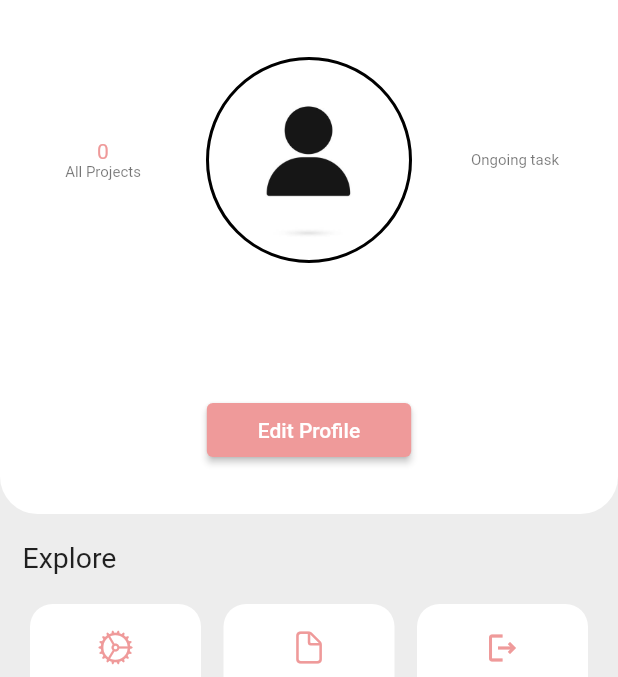
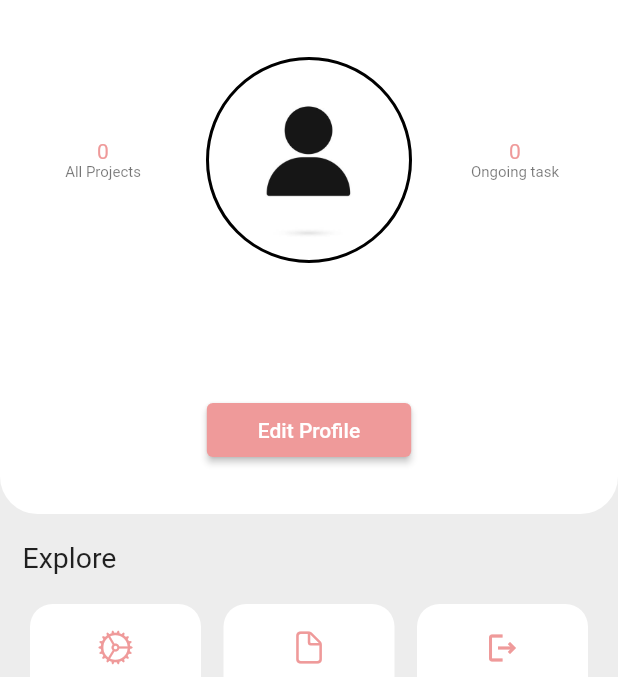
Before and after one commit to nidhi9622/Tasker, a Flutter app: the UserProfile screen opened directly, on a phone screen of 412 x 824 dp, the part 59-736 px from its top. Run offline on Flutter 3.47's test engine with Material 2 defaults, Android fonts, the phone set to English and light mode, and no system bars; our stand-ins replace flutter_local_notifications, get, get_storage, image_cropper, image_picker, percent_indicator and 3 more; missing offline and left inert: app_settings; accounts and stored records are empty.

Commit message:
[FIX] ongoing task length in profile

```diff
--- a/lib/modules/project/helper_widgets/upper_profile_body.dart
+++ b/lib/modules/project/helper_widgets/upper_profile_body.dart
@@ -1,4 +1,3 @@
-import 'dart:convert';
 import 'dart:io';
 import 'package:flutter/material.dart';
 import 'package:get/get.dart';
@@ -7,7 +6,13 @@ import '../../../app_utils/shared_prefs/get_prefs.dart';
 import '../../user/controller/user_controller.dart';
 
 class UpperProfileBody extends StatefulWidget {
-  const UpperProfileBody({Key? key}) : super(key: key);
+  final List totalProjectList;
+
+  final List ongoingProjects;
+
+  const UpperProfileBody(
+      {Key? key, required this.totalProjectList, required this.ongoingProjects})
+      : super(key: key);
 
   @override
   State<UpperProfileBody> createState() => _UpperProfileBodyState();
@@ -23,13 +28,9 @@ class _UpperProfileBodyState extends State<UpperProfileBody> {
       controller.profileImage.value = GetPrefs.getString(GetPrefs.userImage);
     }
   }
-  List totalProjectList=[];
+
   @override
   void initState() {
-    if (GetPrefs.containsKey(GetPrefs.projects)) {
-      var map = GetPrefs.getString(GetPrefs.projects);
-      totalProjectList = jsonDecode(map);
-    }
     getData();
     super.initState();
   }
@@ -52,7 +53,7 @@ class _UpperProfileBodyState extends State<UpperProfileBody> {
                       child: Column(
                         children: [
                           Text(
-                            '${totalProjectList.length}',
+                            '${widget.totalProjectList.length}',
                             style: TextStyle(color: Colors.red[200]),
                           ),
                           Text(
@@ -93,10 +94,10 @@ class _UpperProfileBodyState extends State<UpperProfileBody> {
                     Expanded(
                       child: Column(
                         children: [
-                          // Text(
-                          //   '${ongoingProjects.length}',
-                          //   style: TextStyle(color: Colors.red[200]),
-                          // ),
+                          Text(
+                            '${widget.ongoingProjects.length}',
+                            style: TextStyle(color: Colors.red[200]),
+                          ),
                           Text(
                             'ongoingTask'.tr,
                             style: TextStyle(
--- a/lib/modules/user/views/user_profile.dart
+++ b/lib/modules/user/views/user_profile.dart
@@ -1,11 +1,11 @@
 import 'dart:convert';
-
 import 'package:flutter/cupertino.dart';
 import 'package:flutter/material.dart';
 import 'package:get/get.dart';
 import 'package:task_manager/app_utils/shared_prefs/get_prefs.dart';
 import '../../../app_utils/app_routes.dart';
 import '../../../app_utils/global_data.dart';
+import '../../../app_utils/project_status.dart';
 import '../../project/helper_widgets/upper_profile_body.dart';
 import '../helper_widgets/explore_options.dart';
 import '../helper_widgets/profile_app_bar.dart';
@@ -21,9 +21,25 @@ class UserProfile extends StatefulWidget {
 
 class _UserProfileState extends State<UserProfile> {
   List totalProjectList = [];
+  List ongoingProjects = [];
+
+  getProjectItem() async {
+    if (GetPrefs.containsKey(GetPrefs.projects)) {
+      var map = GetPrefs.getString(GetPrefs.projects);
+      totalProjectList = jsonDecode(map);
+      ongoingProjects.clear();
+      for (int i = 0; i < totalProjectList.length; i++) {
+        if (totalProjectList[i]["projectStatus"] ==
+            "${ProjectStatus.ongoing}") {
+          ongoingProjects.add(totalProjectList[i]);
+        }
+      }
+    }
+  }
 
   @override
   void initState() {
+    getProjectItem();
     if (GetPrefs.containsKey(GetPrefs.projects)) {
       var map = GetPrefs.getString(GetPrefs.projects);
       totalProjectList = jsonDecode(map);
@@ -41,7 +57,10 @@ class _UserProfileState extends State<UserProfile> {
           crossAxisAlignment: CrossAxisAlignment.start,
           children: [
             widget.isOldUser
-                ? const UpperProfileBody()
+                ? UpperProfileBody(
+                    totalProjectList: totalProjectList,
+                    ongoingProjects: ongoingProjects,
+                  )
                 : const SizedBox.shrink(),
             widget.isOldUser
                 ? Padding(
```
